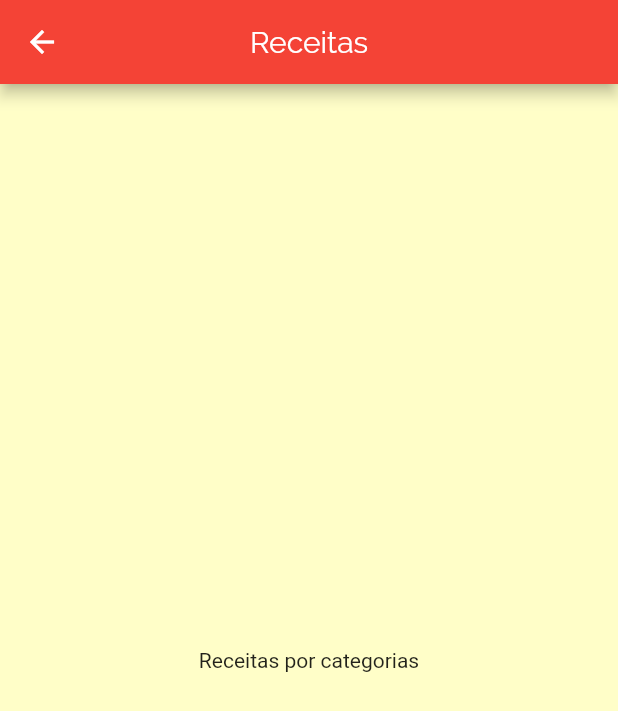
After one commit to BrendowLincoln/receita_mania, a Flutter app: the screen it shows after launch, after a tap on "Italiano", on a phone screen of 412 x 824 dp. The commit adds this screen. Shown: the top 711 px of the screen. Run offline on Flutter 3.47's test engine with Material 2 defaults, Android fonts, the light colour scheme and no system bars.

Commit message:
Criando a navegação para tela de receitas com o Navigator.of(context).puhs()

```diff
--- /dev/null
+++ b/lib/screens/categories_recipes_screen.dart
@@ -0,0 +1,16 @@
+import 'package:flutter/material.dart';
+
+class CategoriesRecipesScreen extends StatelessWidget {
+  @override
+  Widget build(BuildContext context) {
+    return Scaffold(
+      appBar:  AppBar(
+        title: Text('Receitas'),
+        centerTitle: true,
+      ),
+      body: Center(
+        child: Text('Receitas por categorias'),
+      ),
+    );
+  }
+}
--- a/lib/widgets/category_widget.dart
+++ b/lib/widgets/category_widget.dart
@@ -1,14 +1,25 @@
 import 'package:flutter/material.dart';
 import 'package:receita_mania/models/category_model.dart';
+import 'package:receita_mania/screens/categories_recipes_screen.dart';
 
 class CategoryWidget extends StatelessWidget {
   final CategoryModel category;
 
   const CategoryWidget({this.category});
 
+  void _selectedCategory(BuildContext context) {
+    Navigator.of(context).push(
+      MaterialPageRoute(builder: (_) => CategoriesRecipesScreen())
+    );
+  }
+
   @override
   Widget build(BuildContext context) {
-    return Container(
+    return InkWell(
+      borderRadius: BorderRadius.circular(15),
+      splashColor: Theme.of(context).primaryColor,
+      onTap: () => _selectedCategory(context),
+      child: Container(
         padding: const EdgeInsets.all(15),
         child: Text(
           category.title,
@@ -21,6 +32,7 @@ class CategoryWidget extends StatelessWidget {
               end: Alignment.bottomRight),
           borderRadius: BorderRadius.circular(15),
         ),
+      ),
     );
   }
 }
```
Lines whose indentation alone changed are shown as unchanged.
